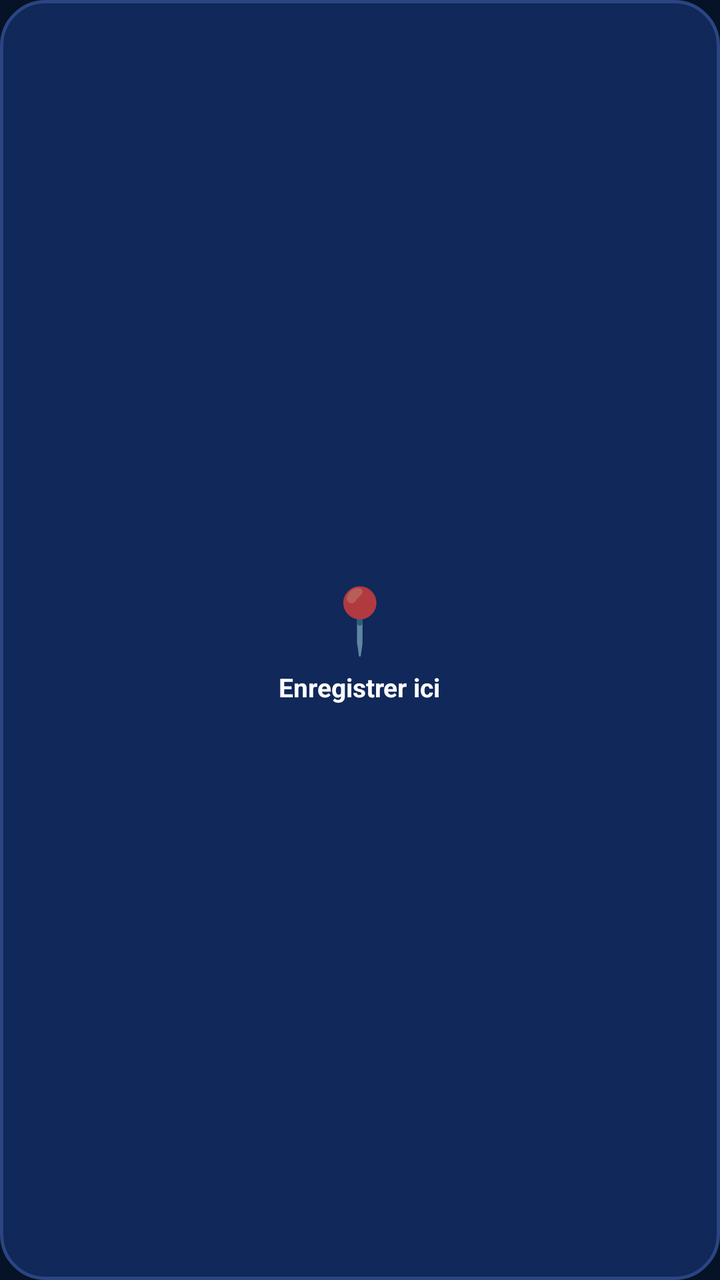
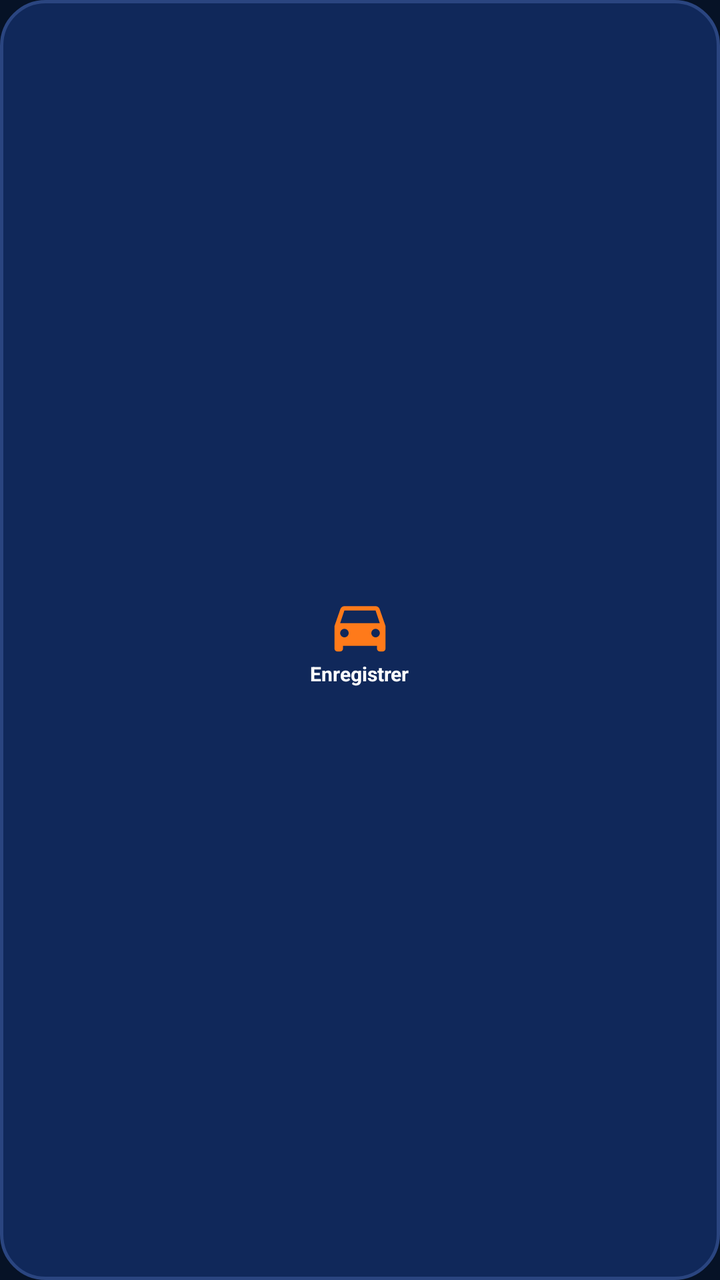

The first picture is an Android layout as it rendered before a commit; the second is the same layout after the commit. The layout source and the unified diff follow.
<!-- AndroidManifest.xml: application theme Theme.Balise -->
<!-- res/layout/widget_balise.xml -->
<?xml version="1.0" encoding="utf-8"?>
<LinearLayout xmlns:android="http://schemas.android.com/apk/res/android"
    android:id="@+id/widget_root"
    android:layout_width="match_parent"
    android:layout_height="match_parent"
    android:background="@drawable/widget_background_selector"
    android:gravity="center"
    android:orientation="vertical"
    android:padding="12dp">

    <TextView
        android:id="@+id/widget_icon"
        android:layout_width="wrap_content"
        android:layout_height="wrap_content"
        android:text="📍"
        android:textSize="32sp" />

    <TextView
        android:id="@+id/widget_title"
        android:layout_width="wrap_content"
        android:layout_height="wrap_content"
        android:layout_marginTop="4dp"
        android:text="Enregistrer ici"
        android:textColor="#FFFFFFFF"
        android:textSize="13sp"
        android:textStyle="bold"
        android:gravity="center" />

    <TextView
        android:id="@+id/widget_status"
        android:layout_width="wrap_content"
        android:layout_height="wrap_content"
        android:layout_marginTop="2dp"
        android:text="Lieu"
        android:textColor="#FFB7C3DE"
        android:textSize="10sp"
        android:gravity="center"
        android:visibility="gone" />
</LinearLayout>
<!-- resources referenced by this layout -->
<resources>
  <!-- drawable widget_background_selector (drawable) -->
  <?xml version="1.0" encoding="utf-8"?>
  <selector xmlns:android="http://schemas.android.com/apk/res/android">
      <item android:state_pressed="true" android:drawable="@drawable/widget_background_pressed" />
      <item android:drawable="@drawable/widget_background" />
  </selector>
  <style name="Theme.Balise" parent="android:Theme.Material.NoActionBar">
          <item name="android:statusBarColor">#061226</item>
          <item name="android:navigationBarColor">#061226</item>
          <item name="android:windowBackground">#061226</item>
          <item name="android:windowLightStatusBar">false</item>
      </style>
  <!-- drawable widget_background_pressed (drawable) -->
  <?xml version="1.0" encoding="utf-8"?>
  <shape xmlns:android="http://schemas.android.com/apk/res/android"
      android:shape="rectangle">
      <corners android:radius="22dp" />
      <solid android:color="#FF1C3A7A" />
      <stroke android:width="1.5dp" android:color="#FFFF7A1A" />
  </shape>
  <!-- drawable widget_background (drawable) -->
  <?xml version="1.0" encoding="utf-8"?>
  <shape xmlns:android="http://schemas.android.com/apk/res/android"
      android:shape="rectangle">
      <corners android:radius="22dp" />
      <solid android:color="#FF10285A" />
      <stroke android:width="1.5dp" android:color="#FF2A4580" />
  </shape>
</resources>

<!-- the commit's change to res/layout/widget_balise.xml (unified diff, before → after) -->
@@ -6,34 +6,23 @@
     android:background="@drawable/widget_background_selector"
     android:gravity="center"
     android:orientation="vertical"
-    android:padding="12dp">
+    android:padding="4dp">
 
-    <TextView
+    <ImageView
         android:id="@+id/widget_icon"
-        android:layout_width="wrap_content"
-        android:layout_height="wrap_content"
-        android:text="📍"
-        android:textSize="32sp" />
+        android:layout_width="34dp"
+        android:layout_height="34dp"
+        android:contentDescription="Enregistrer ici"
+        android:src="@drawable/ic_car" />
 
     <TextView
         android:id="@+id/widget_title"
         android:layout_width="wrap_content"
         android:layout_height="wrap_content"
-        android:layout_marginTop="4dp"
-        android:text="Enregistrer ici"
+        android:gravity="center"
+        android:maxLines="1"
+        android:text="Enregistrer"
         android:textColor="#FFFFFFFF"
-        android:textSize="13sp"
-        android:textStyle="bold"
-        android:gravity="center" />
-
-    <TextView
-        android:id="@+id/widget_status"
-        android:layout_width="wrap_content"
-        android:layout_height="wrap_content"
-        android:layout_marginTop="2dp"
-        android:text="Lieu"
-        android:textColor="#FFB7C3DE"
         android:textSize="10sp"
-        android:gravity="center"
-        android:visibility="gone" />
+        android:textStyle="bold" />
 </LinearLayout>
<!-- resource entries referenced after the edit -->
@@ -1,5 +1,16 @@
 <!-- resources referenced by this layout -->
 <resources>
+  <!-- drawable ic_car (drawable) -->
+  <?xml version="1.0" encoding="utf-8"?>
+  <vector xmlns:android="http://schemas.android.com/apk/res/android"
+      android:width="24dp"
+      android:height="24dp"
+      android:viewportWidth="24"
+      android:viewportHeight="24">
+      <path
+          android:fillColor="#FFFF7A1A"
+          android:pathData="M18.92,6.01C18.72,5.42 18.16,5 17.5,5h-11c-0.66,0 -1.21,0.42 -1.42,1.01L3,12v8c0,0.55 0.45,1 1,1h1c0.55,0 1,-0.45 1,-1v-1h12v1c0,0.55 0.45,1 1,1h1c0.55,0 1,-0.45 1,-1v-8l-2.08,-5.99zM6.5,16c-0.83,0 -1.5,-0.67 -1.5,-1.5S5.67,13 6.5,13s1.5,0.67 1.5,1.5S7.33,16 6.5,16zM17.5,16c-0.83,0 -1.5,-0.67 -1.5,-1.5s0.67,-1.5 1.5,-1.5 1.5,0.67 1.5,1.5 -0.67,1.5 -1.5,1.5zM5,11l1.5,-4.5h11L19,11L5,11z" />
+  </vector>
   <!-- drawable widget_background_selector (drawable) -->
   <?xml version="1.0" encoding="utf-8"?>
   <selector xmlns:android="http://schemas.android.com/apk/res/android">
